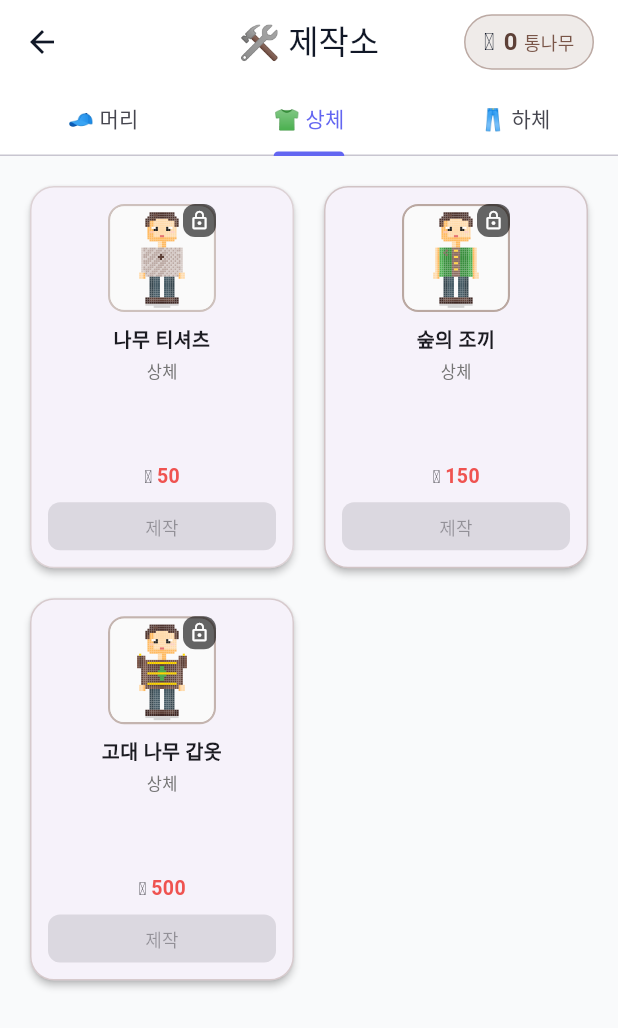
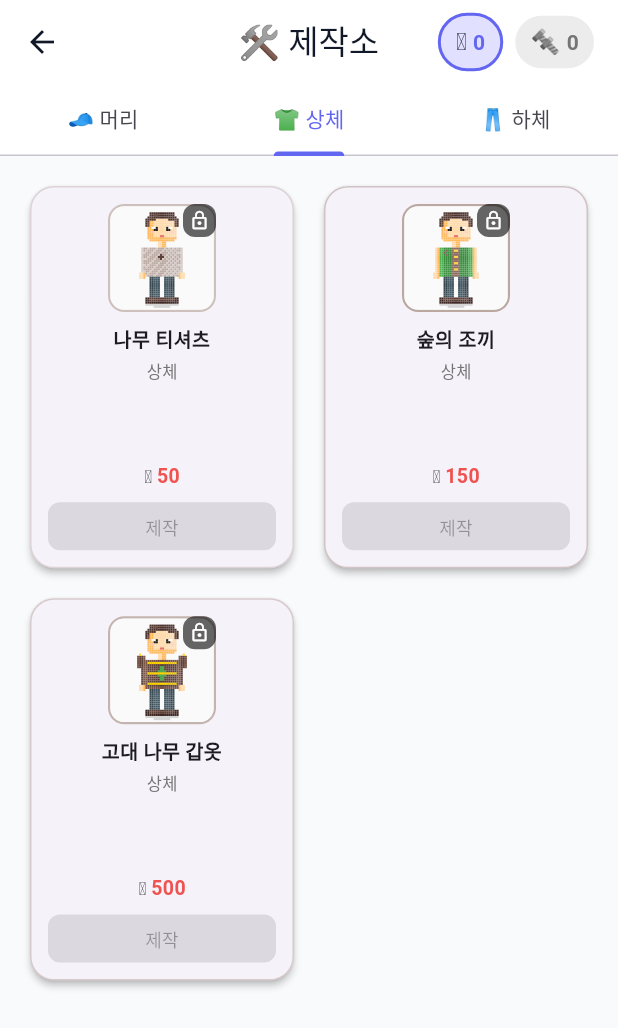
Before and after one commit to lppresident/co-workfit, a Flutter app: the CraftPage screen opened directly, tab 2 chosen, on a phone screen of 412 x 824 dp. Shown: the top 1028 px of the screen. Run offline on Flutter 3.47's test engine with Material 3 defaults, Android fonts, the phone set to English and light mode, and no system bars; our stand-ins replace app_links, bloc, cloud_firestore, dartz, equatable, firebase_auth and 8 more; missing offline and left inert: health; accounts and stored records are empty.

Commit message:
feat: 쇠(Iron) 아이템 제작 시스템 추가 (#70)
아이템 시스템 확장:
- ItemEntity에 ironCost 필드 추가
- ItemCurrencyType enum (wood/iron) 추가
- 재화 타입별 헬퍼 메서드 (isWoodItem, isIronItem, canCraft, currencyEmoji)
- 재화별 테마 색상 (통나무: 갈색 계열, 쇠: 청회색 계열)

쇠 아이템 레시피 (10개):
- 머리: 철 머리띠(30), 강철 헬멧(80), 전사의 투구(300), 챔피언 왕관(1200)
- 상체: 철 탱크탑(50), 쇠사슬 갑옷(150), 강철 판금 갑옷(500)
- 하체: 철 운동 반바지(40), 강철 트레이닝 바지(120), 전사의 정강이 받침(400)

제작 UI 업데이트:
- 통나무/쇠 재화 선택 칩 추가 (AppBar)
- 재화 타입별 아이템 필터링
- 제작 버튼 색상 재화별 차별화

데이터 레이어:
- FirestoreCraftDataSource: getIronAmount, useIron 메서드 추가
- CraftRepositoryImpl: 쇠 아이템 제작 로직 구현

인증 시스템:
- AuthRefreshUserRequested 이벤트 추가
- 제작 후 사용자 정보 새로고침 (쇠 보유량 업데이트)

```diff
--- a/lib/features/auth/presentation/bloc/auth_bloc.dart
+++ b/lib/features/auth/presentation/bloc/auth_bloc.dart
@@ -36,6 +36,7 @@ class AuthBloc extends Bloc<AuthEvent, AuthState> {
     on<SignInWithAppleRequested>(_onSignInWithAppleRequested);
     on<UpdateNicknameRequested>(_onUpdateNicknameRequested);
     on<SignOutRequested>(_onSignOutRequested);
+    on<AuthRefreshUserRequested>(_onAuthRefreshUserRequested);
 
     // Firebase Auth 상태 변경 리스너
     _authStateSubscription = _authRepository.authStateChanges.listen(
@@ -136,6 +137,26 @@ class AuthBloc extends Bloc<AuthEvent, AuthState> {
     );
   }
 
+  /// 사용자 정보 새로고침 (재화 등 업데이트 반영)
+  Future<void> _onAuthRefreshUserRequested(
+    AuthRefreshUserRequested event,
+    Emitter<AuthState> emit,
+  ) async {
+    // 현재 인증된 상태일 때만 새로고침
+    if (state is Authenticated) {
+      final result = await _getCurrentUser();
+
+      result.fold(
+        (error) => {}, // 에러 시 현재 상태 유지
+        (user) {
+          if (user != null) {
+            emit(Authenticated(user));
+          }
+        },
+      );
+    }
+  }
+
   @override
   Future<void> close() {
     _authStateSubscription?.cancel();
--- a/lib/features/auth/presentation/bloc/auth_event.dart
+++ b/lib/features/auth/presentation/bloc/auth_event.dart
@@ -41,3 +41,8 @@ class UpdateNicknameRequested extends AuthEvent {
 class SignOutRequested extends AuthEvent {
   const SignOutRequested();
 }
+
+/// 사용자 정보 새로고침
+class AuthRefreshUserRequested extends AuthEvent {
+  const AuthRefreshUserRequested();
+}
--- a/lib/features/craft/data/datasources/firestore_craft_datasource.dart
+++ b/lib/features/craft/data/datasources/firestore_craft_datasource.dart
@@ -254,4 +254,55 @@ class FirestoreCraftDataSource {
       rethrow;
     }
   }
+
+  // ========== 쇠 관련 ==========
+
+  /// 현재 쇠 보유량 조회
+  Future<int> getIronAmount(String userId) async {
+    try {
+      final doc = await firestore
+          .collection(_usersCollection)
+          .doc(userId)
+          .get();
+
+      if (!doc.exists) return 0;
+      return (doc.data()?['ironAmount'] as num?)?.toInt() ?? 0;
+    } catch (e) {
+      AppLogger.error('FirestoreCraftDataSource', '쇠 조회 실패', e);
+      return 0;
+    }
+  }
+
+  /// 쇠 사용 (제작 시)
+  Future<void> useIron(String userId, int amount) async {
+    try {
+      await firestore.runTransaction((transaction) async {
+        final userRef = firestore.collection(_usersCollection).doc(userId);
+        final userDoc = await transaction.get(userRef);
+
+        if (!userDoc.exists) {
+          throw Exception('사용자 정보가 없습니다');
+        }
+
+        final currentAmount =
+            (userDoc.data()?['ironAmount'] as num?)?.toInt() ?? 0;
+        if (currentAmount < amount) {
+          throw Exception(
+              '쇠가 부족합니다. 보유: $currentAmount, 필요: $amount');
+        }
+
+        transaction.update(userRef, {
+          'ironAmount': FieldValue.increment(-amount),
+        });
+      });
+
+      AppLogger.info(
+        'FirestoreCraftDataSource',
+        '쇠 $amount개 사용 (userId: $userId)',
+      );
+    } catch (e) {
+      AppLogger.error('FirestoreCraftDataSource', '쇠 사용 실패', e);
+      rethrow;
+    }
+  }
 }
--- a/lib/features/craft/data/repositories/craft_repository_impl.dart
+++ b/lib/features/craft/data/repositories/craft_repository_impl.dart
@@ -151,23 +151,41 @@ class CraftRepositoryImpl implements CraftRepository {
         throw Exception('존재하지 않는 아이템입니다: $itemId');
       }
 
-      // 2. 통나무 보유량 확인
+      // 2. 재화 타입에 따라 처리
+      if (item.isIronItem) {
+        // 쇠 아이템 제작
+        final ironAmount = await dataSource.getIronAmount(userId);
+        if (ironAmount < item.ironCost) {
+          throw Exception(
+              '쇠가 부족합니다. 보유: $ironAmount, 필요: ${item.ironCost}');
+        }
+
+        // 쇠 소비
+        await dataSource.useIron(userId, item.ironCost);
+
+        AppLogger.info(
+          'CraftRepositoryImpl',
+          '아이템 제작 완료: ${item.name} (쇠 ${item.ironCost}개 사용)',
+        );
+      } else {
+        // 통나무 아이템 제작
         final woodAmount = await dataSource.getWoodAmount(userId);
         if (woodAmount < item.woodCost) {
           throw Exception(
               '통나무가 부족합니다. 보유: $woodAmount, 필요: ${item.woodCost}');
         }
 
-      // 3. 통나무 소비
+        // 통나무 소비
         await dataSource.useWood(userId, item.woodCost);
-
-      // 4. 인벤토리에 아이템 추가
-      await dataSource.addToInventory(userId, itemId, 1);
 
         AppLogger.info(
           'CraftRepositoryImpl',
           '아이템 제작 완료: ${item.name} (통나무 ${item.woodCost}개 사용)',
         );
+      }
+
+      // 3. 인벤토리에 아이템 추가
+      await dataSource.addToInventory(userId, itemId, 1);
 
       return true;
     } catch (e) {
--- a/lib/features/craft/domain/entities/item_entity.dart
+++ b/lib/features/craft/domain/entities/item_entity.dart
@@ -1,5 +1,11 @@
 import 'package:equatable/equatable.dart';
 import 'item_category.dart';
+
+/// 아이템 재화 타입
+enum ItemCurrencyType {
+  wood,  // 통나무 (달리기)
+  iron,  // 쇠 (헬스)
+}
 
 /// 아이템 엔티티 (마스터 데이터)
 class ItemEntity extends Equatable {
@@ -21,6 +27,9 @@ class ItemEntity extends Equatable {
   /// 제작 비용 (통나무)
   final int woodCost;
 
+  /// 제작 비용 (쇠)
+  final int ironCost;
+
   /// 아이콘 이모지 (Phase 1에서 임시 사용)
   final String iconEmoji;
 
@@ -36,25 +45,64 @@ class ItemEntity extends Equatable {
     required this.description,
     required this.category,
     this.clothingSlot,
-    required this.woodCost,
+    this.woodCost = 0,
+    this.ironCost = 0,
     required this.iconEmoji,
     this.iconAssetPath,
     required this.estimatedDays,
   });
 
-  /// 제작 가능 여부 확인
-  bool canCraft(int currentWood) => currentWood >= woodCost;
+  /// 재화 타입
+  ItemCurrencyType get currencyType =>
+      ironCost > 0 ? ItemCurrencyType.iron : ItemCurrencyType.wood;
+
+  /// 통나무 아이템인지
+  bool get isWoodItem => woodCost > 0 && ironCost == 0;
+
+  /// 쇠 아이템인지
+  bool get isIronItem => ironCost > 0;
+
+  /// 제작 비용 (재화 타입에 따라)
+  int get cost => isIronItem ? ironCost : woodCost;
+
+  /// 제작 가능 여부 확인 (통나무)
+  bool canCraftWithWood(int currentWood) => isWoodItem && currentWood >= woodCost;
+
+  /// 제작 가능 여부 확인 (쇠)
+  bool canCraftWithIron(int currentIron) => isIronItem && currentIron >= ironCost;
+
+  /// 제작 가능 여부 확인 (통합)
+  bool canCraft({int currentWood = 0, int currentIron = 0}) {
+    if (isIronItem) return currentIron >= ironCost;
+    return currentWood >= woodCost;
+  }
 
   /// 가격 기반 테마 색상
   int get themeColorValue {
-    if (woodCost >= 500) {
-      return 0xFF8D6E63; // 갈색 (고가)
-    } else if (woodCost >= 100) {
-      return 0xFF795548; // 진한 갈색 (중가)
+    final price = cost;
+    if (isIronItem) {
+      // 쇠 아이템 - 청회색 계열
+      if (price >= 500) {
+        return 0xFF455A64; // 진한 청회색 (고가)
+      } else if (price >= 100) {
+        return 0xFF607D8B; // 청회색 (중가)
+      } else {
+        return 0xFF78909C; // 연한 청회색 (저가)
+      }
     } else {
-      return 0xFFA1887F; // 연한 갈색 (저가)
+      // 통나무 아이템 - 갈색 계열
+      if (price >= 500) {
+        return 0xFF8D6E63; // 갈색 (고가)
+      } else if (price >= 100) {
+        return 0xFF795548; // 진한 갈색 (중가)
+      } else {
+        return 0xFFA1887F; // 연한 갈색 (저가)
+      }
     }
   }
+
+  /// 재화 이모지
+  String get currencyEmoji => isIronItem ? '🔩' : '🪵';
 
   @override
   List<Object?> get props => [
@@ -64,6 +112,7 @@ class ItemEntity extends Equatable {
         category,
         clothingSlot,
         woodCost,
+        ironCost,
         iconEmoji,
         iconAssetPath,
         estimatedDays,
--- a/lib/features/craft/domain/entities/item_recipes.dart
+++ b/lib/features/craft/domain/entities/item_recipes.dart
@@ -1,19 +1,38 @@
 import 'item_category.dart';
 import 'item_entity.dart';
 
-/// Phase 1 의상 아이템 레시피 (10개)
+/// Phase 1 의상 아이템 레시피
 ///
-/// 머리 (HEAD) - 4개
-/// 상체 (BODY) - 3개
-/// 하체 (LEGS) - 3개
+/// 통나무 아이템 (10개): 달리기 챌린지로 획득
+/// - 머리 (HEAD) - 4개
+/// - 상체 (BODY) - 3개
+/// - 하체 (LEGS) - 3개
+///
+/// 쇠 아이템 (10개): 헬스 챌린지로 획득
+/// - 머리 (HEAD) - 4개
+/// - 상체 (BODY) - 3개
+/// - 하체 (LEGS) - 3개
 class ItemRecipes {
   ItemRecipes._();
 
-  /// 모든 Phase 1 아이템 목록
+  /// 모든 아이템 목록 (통나무 + 쇠)
   static List<ItemEntity> get allItems => [
+        ...woodItems,
+        ...ironItems,
+      ];
+
+  /// 통나무 아이템 목록
+  static List<ItemEntity> get woodItems => [
         ...headItems,
         ...bodyItems,
         ...legsItems,
+      ];
+
+  /// 쇠 아이템 목록
+  static List<ItemEntity> get ironItems => [
+        ...ironHeadItems,
+        ...ironBodyItems,
+        ...ironLegsItems,
       ];
 
   /// 머리 아이템 (4개)
@@ -144,10 +163,131 @@ class ItemRecipes {
         .toList();
   }
 
-  /// 가격순 정렬
-  static List<ItemEntity> get itemsSortedByPrice {
-    final sorted = List<ItemEntity>.from(allItems);
+  /// 가격순 정렬 (통나무 아이템)
+  static List<ItemEntity> get woodItemsSortedByPrice {
+    final sorted = List<ItemEntity>.from(woodItems);
     sorted.sort((a, b) => a.woodCost.compareTo(b.woodCost));
     return sorted;
   }
+
+  /// 가격순 정렬 (쇠 아이템)
+  static List<ItemEntity> get ironItemsSortedByPrice {
+    final sorted = List<ItemEntity>.from(ironItems);
+    sorted.sort((a, b) => a.ironCost.compareTo(b.ironCost));
+    return sorted;
+  }
+
+  // ========== 쇠 아이템 (헬스 챌린지) ==========
+
+  /// 쇠 머리 아이템 (4개)
+  static List<ItemEntity> get ironHeadItems => [
+        const ItemEntity(
+          id: 'iron_head_band',
+          name: '철 머리띠',
+          description: '헬스 입문자의 첫 장식. 땀을 잡아줍니다!',
+          category: ItemCategory.clothing,
+          clothingSlot: ClothingSlot.head,
+          ironCost: 30,
+          iconEmoji: '⚙️',
+          estimatedDays: 3,
+        ),
+        const ItemEntity(
+          id: 'iron_steel_helmet',
+          name: '강철 헬멧',
+          description: '단단한 강철로 만든 헬멧. 집중력을 높여줍니다.',
+          category: ItemCategory.clothing,
+          clothingSlot: ClothingSlot.head,
+          ironCost: 80,
+          iconEmoji: '⛑️',
+          estimatedDays: 7,
+        ),
+        const ItemEntity(
+          id: 'iron_warrior_helm',
+          name: '전사의 투구',
+          description: '강인한 전사에게 어울리는 투구.',
+          category: ItemCategory.clothing,
+          clothingSlot: ClothingSlot.head,
+          ironCost: 300,
+          iconEmoji: '🪖',
+          estimatedDays: 25,
+        ),
+        const ItemEntity(
+          id: 'iron_champion_crown',
+          name: '챔피언 왕관',
+          description: '헬스의 정점에 선 챔피언만이 쓸 수 있는 왕관.',
+          category: ItemCategory.clothing,
+          clothingSlot: ClothingSlot.head,
+          ironCost: 1200,
+          iconEmoji: '🏆',
+          estimatedDays: 80,
+        ),
+      ];
+
+  /// 쇠 상체 아이템 (3개)
+  static List<ItemEntity> get ironBodyItems => [
+        const ItemEntity(
+          id: 'iron_tank_top',
+          name: '철 탱크탑',
+          description: '근육을 드러내는 탱크탑. 운동할 맛이 납니다!',
+          category: ItemCategory.clothing,
+          clothingSlot: ClothingSlot.body,
+          ironCost: 50,
+          iconEmoji: '🎽',
+          estimatedDays: 4,
+        ),
+        const ItemEntity(
+          id: 'iron_chain_mail',
+          name: '쇠사슬 갑옷',
+          description: '촘촘한 쇠사슬로 엮은 갑옷.',
+          category: ItemCategory.clothing,
+          clothingSlot: ClothingSlot.body,
+          ironCost: 150,
+          iconEmoji: '🔗',
+          estimatedDays: 12,
+        ),
+        const ItemEntity(
+          id: 'iron_plate_armor',
+          name: '강철 판금 갑옷',
+          description: '최강의 방어력을 자랑하는 판금 갑옷.',
+          category: ItemCategory.clothing,
+          clothingSlot: ClothingSlot.body,
+          ironCost: 500,
+          iconEmoji: '🛡️',
+          estimatedDays: 40,
+        ),
+      ];
+
+  /// 쇠 하체 아이템 (3개)
+  static List<ItemEntity> get ironLegsItems => [
+        const ItemEntity(
+          id: 'iron_gym_shorts',
+          name: '철 운동 반바지',
+          description: '움직임이 자유로운 운동 반바지.',
+          category: ItemCategory.clothing,
+          clothingSlot: ClothingSlot.legs,
+          ironCost: 40,
+          iconEmoji: '🩲',
+          estimatedDays: 4,
+        ),
+        const ItemEntity(
+          id: 'iron_training_pants',
+          name: '강철 트레이닝 바지',
+          description: '강도 높은 훈련에도 견디는 바지.',
+          category: ItemCategory.clothing,
+          clothingSlot: ClothingSlot.legs,
+          ironCost: 120,
+          iconEmoji: '👖',
+          estimatedDays: 10,
+        ),
+        const ItemEntity(
+          id: 'iron_warrior_greaves',
+          name: '전사의 정강이 받침',
+          description: '전설의 전사가 착용하던 정강이 받침.',
+          category: ItemCategory.clothing,
+          clothingSlot: ClothingSlot.legs,
+          ironCost: 400,
+          iconEmoji: '🦾',
+          estimatedDays: 33,
+        ),
+      ];
 }
--- a/lib/features/craft/presentation/pages/craft_page.dart
+++ b/lib/features/craft/presentation/pages/craft_page.dart
@@ -1,6 +1,7 @@
 import 'package:flutter/material.dart';
 import 'package:flutter_bloc/flutter_bloc.dart';
 import 'package:co_workfit/features/auth/presentation/bloc/auth_bloc.dart';
+import 'package:co_workfit/features/auth/presentation/bloc/auth_event.dart';
 import 'package:co_workfit/features/auth/presentation/bloc/auth_state.dart';
 import 'package:co_workfit/features/wood/wood.dart';
 import '../../domain/entities/item_category.dart';
@@ -11,7 +12,6 @@ import '../bloc/craft_event.dart';
 import '../bloc/craft_state.dart';
 import '../widgets/character_widget.dart';
 import '../widgets/item_card_widget.dart';
-import '../widgets/wood_display_widget.dart';
 
 /// 제작소 페이지
 class CraftPage extends StatefulWidget {
@@ -24,6 +24,9 @@ class CraftPage extends StatefulWidget {
 class _CraftPageState extends State<CraftPage>
     with SingleTickerProviderStateMixin {
   late TabController _tabController;
+
+  /// 현재 선택된 재화 타입 (false: 통나무, true: 쇠)
+  bool _showIronItems = false;
 
   @override
   void initState() {
@@ -72,13 +75,35 @@ class _CraftPageState extends State<CraftPage>
         appBar: AppBar(
           title: const Text('🛠️ 제작소'),
           actions: [
-            // 통나무 보유량 표시
+            // 재화 보유량 표시
             BlocBuilder<WoodBloc, WoodState>(
               builder: (context, woodState) {
+                final authState = context.read<AuthBloc>().state;
+                final ironAmount = authState is Authenticated
+                    ? authState.user.ironAmount
+                    : 0;
+
                 return Padding(
                   padding: const EdgeInsets.only(right: 16),
-                  child: WoodDisplayWidget(
-                    amount: woodState.summary?.totalWood ?? 0,
+                  child: Row(
+                    mainAxisSize: MainAxisSize.min,
+                    children: [
+                      // 통나무 표시
+                      _buildCurrencyChip(
+                        emoji: '🪵',
+                        amount: woodState.summary?.totalWood ?? 0,
+                        isSelected: !_showIronItems,
+                        onTap: () => setState(() => _showIronItems = false),
+                      ),
+                      const SizedBox(width: 8),
+                      // 쇠 표시
+                      _buildCurrencyChip(
+                        emoji: '🔩',
+                        amount: ironAmount,
+                        isSelected: _showIronItems,
+                        onTap: () => setState(() => _showIronItems = true),
+                      ),
+                    ],
                   ),
                 );
               },
@@ -113,12 +138,81 @@ class _CraftPageState extends State<CraftPage>
     );
   }
 
+  /// 재화 선택 칩
+  Widget _buildCurrencyChip({
+    required String emoji,
+    required int amount,
+    required bool isSelected,
+    required VoidCallback onTap,
+  }) {
+    return GestureDetector(
+      onTap: onTap,
+      child: Container(
+        padding: const EdgeInsets.symmetric(horizontal: 10, vertical: 6),
+        decoration: BoxDecoration(
+          color: isSelected
+              ? Theme.of(context).colorScheme.primaryContainer
+              : Colors.grey.withValues(alpha: 0.2),
+          borderRadius: BorderRadius.circular(20),
+          border: isSelected
+              ? Border.all(color: Theme.of(context).colorScheme.primary, width: 2)
+              : null,
+        ),
+        child: Row(
+          mainAxisSize: MainAxisSize.min,
+          children: [
+            Text(emoji, style: const TextStyle(fontSize: 16)),
+            const SizedBox(width: 4),
+            Text(
+              '$amount',
+              style: TextStyle(
+                fontWeight: FontWeight.bold,
+                color: isSelected
+                    ? Theme.of(context).colorScheme.primary
+                    : Colors.grey[600],
+              ),
+            ),
+          ],
+        ),
+      ),
+    );
+  }
+
   Widget _buildSlotTab(ClothingSlot slot, CraftState state) {
-    final items = ItemRecipes.getItemsBySlot(slot);
+    // 현재 선택된 재화 타입에 따라 아이템 필터링
+    final allSlotItems = ItemRecipes.getItemsBySlot(slot);
+    final items = allSlotItems.where((item) =>
+        _showIronItems ? item.isIronItem : item.isWoodItem
+    ).toList();
 
     return BlocBuilder<WoodBloc, WoodState>(
       builder: (context, woodState) {
         final currentWood = woodState.summary?.totalWood ?? 0;
+        final authState = context.read<AuthBloc>().state;
+        final currentIron = authState is Authenticated
+            ? authState.user.ironAmount
+            : 0;
+
+        if (items.isEmpty) {
+          return Center(
+            child: Column(
+              mainAxisAlignment: MainAxisAlignment.center,
+              children: [
+                Text(
+                  _showIronItems ? '🔩' : '🪵',
+                  style: const TextStyle(fontSize: 48),
+                ),
+                const SizedBox(height: 16),
+                Text(
+                  _showIronItems
+                      ? '쇠 ${slot.displayName} 아이템이 없습니다'
+                      : '통나무 ${slot.displayName} 아이템이 없습니다',
+                  style: TextStyle(color: Colors.grey[600]),
+                ),
+              ],
+            ),
+          );
+        }
 
         return RefreshIndicator(
           onRefresh: () async {
@@ -141,10 +235,11 @@ class _CraftPageState extends State<CraftPage>
               return ItemCardWidget(
                 item: item,
                 currentWood: currentWood,
+                currentIron: currentIron,
                 ownedQuantity: quantity,
                 isEquipped: isEquipped,
                 currentEquipped: state.equippedItems,
-                onTap: () => _showItemDetail(context, item, state, currentWood),
+                onTap: () => _showItemDetail(context, item, state, currentWood, currentIron),
                 onCraft: () => _craftItem(item.id),
                 onEquip: quantity > 0 && !isEquipped
                     ? () => _equipItem(item.id)
@@ -163,10 +258,11 @@ class _CraftPageState extends State<CraftPage>
     ItemEntity item,
     CraftState state,
     int currentWood,
+    int currentIron,
   ) {
     final quantity = state.getItemQuantity(item.id);
     final isEquipped = state.isItemEquipped(item.id);
-    final canCraft = currentWood >= item.woodCost;
+    final canCraft = item.canCraft(currentWood: currentWood, currentIron: currentIron);
 
     // 미리보기용 장착 상태
     var previewEquipped = state.equippedItems;
@@ -362,7 +458,7 @@ class _CraftPageState extends State<CraftPage>
             Row(
               mainAxisAlignment: MainAxisAlignment.spaceEvenly,
               children: [
-                _buildInfoItem('🪵', '제작 비용', '${item.woodCost}개'),
+                _buildInfoItem(item.currencyEmoji, '제작 비용', '${item.cost}개'),
                 _buildInfoItem('📦', '보유량', '$quantity개'),
                 _buildInfoItem('⏱️', '획득 예상', '~${item.estimatedDays}일'),
               ],
@@ -382,7 +478,9 @@ class _CraftPageState extends State<CraftPage>
                           }
                         : null,
                     style: ElevatedButton.styleFrom(
-                      backgroundColor: Colors.brown[400],
+                      backgroundColor: item.isIronItem
+                          ? Colors.blueGrey[600]
+                          : Colors.brown[400],
                       foregroundColor: Colors.white,
                       padding: const EdgeInsets.symmetric(vertical: 14),
                       shape: RoundedRectangleBorder(
@@ -391,8 +489,8 @@ class _CraftPageState extends State<CraftPage>
                     ),
                     child: Text(
                       canCraft
-                          ? '🪵 ${item.woodCost}개로 제작하기'
-                          : '통나무 부족 ($currentWood/${item.woodCost})',
+                          ? '${item.currencyEmoji} ${item.cost}개로 제작하기'
+                          : _buildInsufficientText(item, currentWood, currentIron),
                     ),
                   ),
                 ),
@@ -464,14 +562,24 @@ class _CraftPageState extends State<CraftPage>
     );
   }
 
+  String _buildInsufficientText(ItemEntity item, int currentWood, int currentIron) {
+    if (item.isIronItem) {
+      return '쇠 부족 ($currentIron/${item.ironCost})';
+    } else {
+      return '통나무 부족 ($currentWood/${item.woodCost})';
+    }
+  }
+
   void _craftItem(String itemId) {
     final authState = context.read<AuthBloc>().state;
     if (authState is Authenticated) {
       context.read<CraftBloc>().add(
             CraftItemEvent(userId: authState.user.id, itemId: itemId),
           );
-      // Wood 상태도 새로고침
+      // 재화 상태 새로고침
       context.read<WoodBloc>().add(const LoadWoodSummary());
+      // AuthBloc 새로고침 (쇠 정보용)
+      context.read<AuthBloc>().add(AuthRefreshUserRequested());
     }
   }
 
--- a/lib/features/craft/presentation/widgets/item_card_widget.dart
+++ b/lib/features/craft/presentation/widgets/item_card_widget.dart
@@ -8,6 +8,7 @@ import 'character_widget.dart';
 class ItemCardWidget extends StatelessWidget {
   final ItemEntity item;
   final int currentWood;
+  final int currentIron;
   final int ownedQuantity;
   final bool isEquipped;
   final EquippedItemsEntity? currentEquipped;
@@ -19,7 +20,8 @@ class ItemCardWidget extends StatelessWidget {
   const ItemCardWidget({
     super.key,
     required this.item,
-    required this.currentWood,
+    this.currentWood = 0,
+    this.currentIron = 0,
     this.ownedQuantity = 0,
     this.isEquipped = false,
     this.currentEquipped,
@@ -29,7 +31,7 @@ class ItemCardWidget extends StatelessWidget {
     this.onUnequip,
   });
 
-  bool get canCraft => currentWood >= item.woodCost;
+  bool get canCraft => item.canCraft(currentWood: currentWood, currentIron: currentIron);
   bool get isOwned => ownedQuantity > 0;
 
   @override
@@ -113,10 +115,10 @@ class ItemCardWidget extends StatelessWidget {
               Row(
                 mainAxisAlignment: MainAxisAlignment.center,
                 children: [
-                  const Text('🪵', style: TextStyle(fontSize: 12)),
+                  Text(item.currencyEmoji, style: const TextStyle(fontSize: 12)),
                   const SizedBox(width: 3),
                   Text(
-                    '${item.woodCost}',
+                    '${item.cost}',
                     style: TextStyle(
                       fontWeight: FontWeight.bold,
                       fontSize: 13,
@@ -201,7 +203,9 @@ class ItemCardWidget extends StatelessWidget {
               child: ElevatedButton(
                 onPressed: canCraft ? onCraft : null,
                 style: ElevatedButton.styleFrom(
-                  backgroundColor: Colors.brown[400],
+                  backgroundColor: item.isIronItem
+                      ? Colors.blueGrey[600]
+                      : Colors.brown[400],
                   foregroundColor: Colors.white,
                   padding: EdgeInsets.zero,
                   shape: RoundedRectangleBorder(
```
Lines whose indentation alone changed are shown as unchanged.
